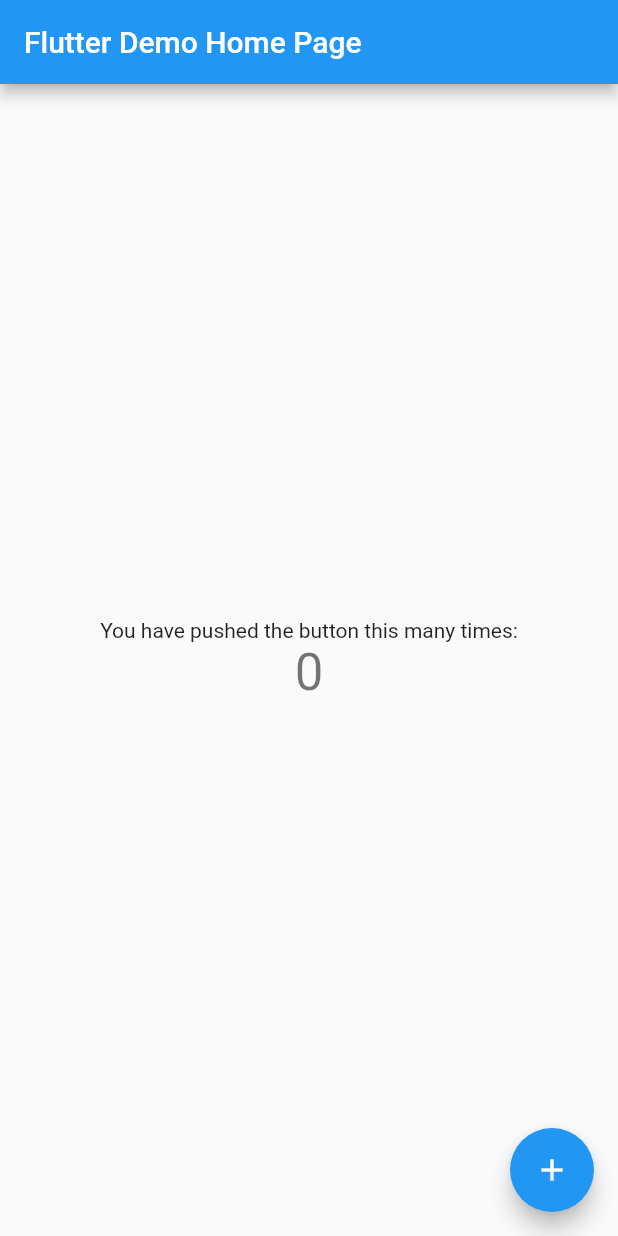
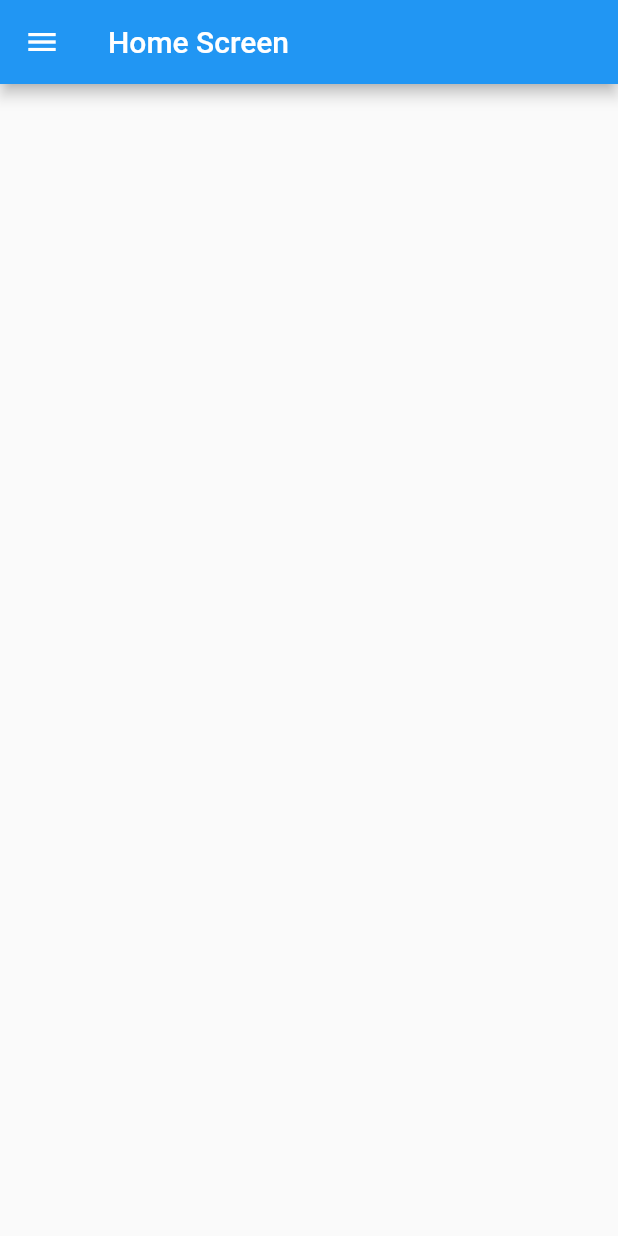
Before and after one commit to imranaziz1/WinDrive, a Flutter app: the screen it shows after launch, on a phone screen of 412 x 824 dp. Run offline on Flutter 3.47's test engine with Material 2 defaults, Android fonts, the light colour scheme and no system bars.

Commit message:
Imran_day1

```diff
--- a/lib/main.dart
+++ b/lib/main.dart
@@ -1,115 +1,16 @@
 import 'package:flutter/material.dart';
+import 'package:win_drive/main_page/home_page.dart';
 
 void main() {
   runApp(const MyApp());
 }
+class MyApp extends StatelessWidget {
+  const MyApp({Key? key}) : super(key: key);
 
-class MyApp extends StatelessWidget {
-  const MyApp({super.key});
-
-  // This widget is the root of your application.
   @override
   Widget build(BuildContext context) {
     return MaterialApp(
-      title: 'Flutter Demo',
-      theme: ThemeData(
-        // This is the theme of your application.
-        //
-        // Try running your application with "flutter run". You'll see the
-        // application has a blue toolbar. Then, without quitting the app, try
-        // changing the primarySwatch below to Colors.green and then invoke
-        // "hot reload" (press "r" in the console where you ran "flutter run",
-        // or simply save your changes to "hot reload" in a Flutter IDE).
-        // Notice that the counter didn't reset back to zero; the application
-        // is not restarted.
-        primarySwatch: Colors.blue,
-      ),
-      home: const MyHomePage(title: 'Flutter Demo Home Page'),
+      home: home_page(),
     );
   }
 }
-
-class MyHomePage extends StatefulWidget {
-  const MyHomePage({super.key, required this.title});
-
-  // This widget is the home page of your application. It is stateful, meaning
-  // that it has a State object (defined below) that contains fields that affect
-  // how it looks.
-
-  // This class is the configuration for the state. It holds the values (in this
-  // case the title) provided by the parent (in this case the App widget) and
-  // used by the build method of the State. Fields in a Widget subclass are
-  // always marked "final".
-
-  final String title;
-
-  @override
-  State<MyHomePage> createState() => _MyHomePageState();
-}
-
-class _MyHomePageState extends State<MyHomePage> {
-  int _counter = 0;
-
-  void _incrementCounter() {
-    setState(() {
-      // This call to setState tells the Flutter framework that something has
-      // changed in this State, which causes it to rerun the build method below
-      // so that the display can reflect the updated values. If we changed
-      // _counter without calling setState(), then the build method would not be
-      // called again, and so nothing would appear to happen.
-      _counter++;
-    });
-  }
-
-  @override
-  Widget build(BuildContext context) {
-    // This method is rerun every time setState is called, for instance as done
-    // by the _incrementCounter method above.
-    //
-    // The Flutter framework has been optimized to make rerunning build methods
-    // fast, so that you can just rebuild anything that needs updating rather
-    // than having to individually change instances of widgets.
-    return Scaffold(
-      appBar: AppBar(
-        // Here we take the value from the MyHomePage object that was created by
-        // the App.build method, and use it to set our appbar title.
-        title: Text(widget.title),
-      ),
-      body: Center(
-        // Center is a layout widget. It takes a single child and positions it
-        // in the middle of the parent.
-        child: Column(
-          // Column is also a layout widget. It takes a list of children and
-          // arranges them vertically. By default, it sizes itself to fit its
-          // children horizontally, and tries to be as tall as its parent.
-          //
-          // Invoke "debug painting" (press "p" in the console, choose the
-          // "Toggle Debug Paint" action from the Flutter Inspector in Android
-          // Studio, or the "Toggle Debug Paint" command in Visual Studio Code)
-          // to see the wireframe for each widget.
-          //
-          // Column has various properties to control how it sizes itself and
-          // how it positions its children. Here we use mainAxisAlignment to
-          // center the children vertically; the main axis here is the vertical
-          // axis because Columns are vertical (the cross axis would be
-          // horizontal).
-          mainAxisAlignment: MainAxisAlignment.center,
-          children: <Widget>[
-            const Text(
-              'You have pushed the button this many times:',
-            ),
-            Text(
-              '$_counter',
-              style: Theme.of(context).textTheme.headline4,
-            ),
-          ],
-        ),
-      ),
-      floatingActionButton: FloatingActionButton(
-        onPressed: _incrementCounter,
-        tooltip: 'Increment',
-        child: const Icon(Icons.add),
-      ), // This trailing comma makes auto-formatting nicer for build methods.
-    );
-  }
-}
--- /dev/null
+++ b/lib/main_page/home_page.dart
@@ -0,0 +1,27 @@
+
+
+import 'package:flutter/cupertino.dart';
+import 'package:flutter/material.dart';
+import 'package:win_drive/Menu_drawer/drawer_page.dart';
+
+class home_page extends StatefulWidget {
+  const home_page({Key? key}) : super(key: key);
+
+  @override
+  State<home_page> createState() => _home_pageState();
+}
+
+class _home_pageState extends State<home_page> {
+  @override
+  Widget build(BuildContext context) {
+    return Scaffold(
+      appBar: AppBar(
+        title: Text("Home Screen"),
+      ),
+        drawer: Drawer(
+         child: drawer_page(),
+        )
+
+    );
+  }
+}
```
Also changed, not shown: lib/City/request_city.dart (added, +18 -0 lines), lib/Intercity/intercity.dart (added, +19 -0 lines), lib/Menu_drawer/drawer_page.dart (added, +112 -0 lines), lib/Truck NEW/truck_new.dart (added, +18 -0 lines), lib/basic_info/basic_info.dart (added, +106 -0 lines), lib/Safety/saftey.dart (added).
